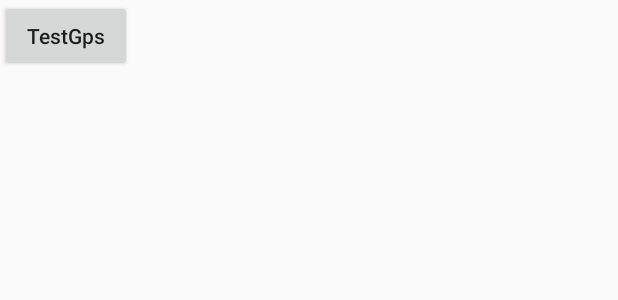
After one commit to HomerChenX1/RunningTrial, an Android app: the layout activity_test_subsys.xml on its own in the app's theme, with its tools: preview values and no code run, on a phone screen of 412 x 824 dp. The commit adds this screen. Shown: the top 300 px of the screen. Run offline under Robolectric (Android 15) with nearby library versions, the phone set to English and light mode, and no system bars.

Commit message:
add Gps test

```diff
--- a/app/src/main/AndroidManifest.xml
+++ b/app/src/main/AndroidManifest.xml
@@ -16,7 +16,8 @@
         android:roundIcon="@mipmap/ic_launcher_round"
         android:supportsRtl="true"
         android:theme="@style/AppTheme">
-        <activity android:name=".subsys.TestTtsActivity"></activity>
+        <activity android:name=".subsys.TestSubsysActivity"></activity>
+        <activity android:name=".subsys.TestTtsActivity" />
         <activity android:name=".subsys.TestServicesActivity" />
 
         <service
--- a/app/src/main/java/com/example/runningtrial/MainActivity.java
+++ b/app/src/main/java/com/example/runningtrial/MainActivity.java
@@ -21,6 +21,7 @@ import com.example.runningtrial.UI.TestViewDragHelperActivity;
 import com.example.runningtrial.base.DataWarehouse;
 import com.example.runningtrial.subsys.TestNotificationActivity;
 import com.example.runningtrial.subsys.TestServicesActivity;
+import com.example.runningtrial.subsys.TestSubsysActivity;
 import com.example.runningtrial.subsys.TestTtsActivity;
 
 /**
@@ -227,6 +228,7 @@ public class MainActivity extends AppCompatActivity {
         setupButton(R.id.btnTestNotication, "btnTestNotication", TestNotificationActivity.class);
         setupButton(R.id.btnTestServiceBind, "btnTestServiceBind", TestServicesActivity.class);
         setupButton(R.id.btnTestTtsAll, "btnTestTtsAll", TestTtsActivity.class);
+        setupButton(R.id.btnTestSubsys, "btnTestSubsys", TestSubsysActivity.class);
     }
 
     CompoundButton.OnCheckedChangeListener swListenser = new CompoundButton.OnCheckedChangeListener() {
--- a/app/src/main/java/com/example/runningtrial/subsys/TestNotificationActivity.java
+++ b/app/src/main/java/com/example/runningtrial/subsys/TestNotificationActivity.java
@@ -1,5 +1,4 @@
 package com.example.runningtrial.subsys;
-
 
 import android.app.Notification;
 import android.app.NotificationChannel;
@@ -86,9 +85,12 @@ class NotificationBase {
 
         builder.setContentTitle(title).setContentText(content).setContentInfo("ContentInfo")
                 .setSmallIcon(iconId)
+                .setTicker("content")
+                // .setOngoing(true)
                 // .setLargeIcon(largeIcon)
                 .setWhen(System.currentTimeMillis())
-                .setPriority(NotificationCompat.PRIORITY_DEFAULT)
+                // .setPriority(NotificationCompat.PRIORITY_DEFAULT)
+                .setPriority(NotificationCompat.PRIORITY_HIGH)
                 .setAutoCancel(true);
         return this;
     }
--- a/app/src/main/java/com/example/runningtrial/subsys/TestServices.java
+++ b/app/src/main/java/com/example/runningtrial/subsys/TestServices.java
@@ -18,6 +18,9 @@ import com.google.firebase.database.ValueEventListener;
 
 import java.util.ArrayList;
 
+/**
+ *  need rewrite to BindService -> StartService -> StartForegroundService
+ */
 public class TestServices extends Service {
     String TAG = getClass().getSimpleName();
     private PowerManager.WakeLock wakeLock;
--- /dev/null
+++ b/app/src/main/res/layout/activity_test_subsys.xml
@@ -0,0 +1,23 @@
+<?xml version="1.0" encoding="utf-8"?>
+<LinearLayout xmlns:android="http://schemas.android.com/apk/res/android"
+    xmlns:app="http://schemas.android.com/apk/res-auto"
+    xmlns:tools="http://schemas.android.com/tools"
+    android:layout_width="match_parent"
+    android:layout_height="match_parent"
+    android:orientation="vertical"
+    tools:context=".subsys.TestSubsysActivity">
+
+    <LinearLayout
+        android:layout_width="match_parent"
+        android:layout_height="match_parent"
+        android:orientation="horizontal">
+
+        <Button
+            android:id="@+id/btnTestGps"
+            android:layout_width="wrap_content"
+            android:layout_height="wrap_content"
+            android:textAllCaps="false"
+            android:text="TestGps" />
+
+    </LinearLayout>
+</LinearLayout>
```
Also changed, not shown: app/src/main/java/com/example/runningtrial/base/DesignBase.java (added, +108 -0 lines), app/src/main/java/com/example/runningtrial/subsys/GpsBase.java (added, +7 -0 lines), app/src/main/java/com/example/runningtrial/subsys/TestSubsysActivity.java (added, +34 -0 lines), app/src/main/res/layout/activity_main.xml (+7 -0 lines), app/src/main/res/values/dimens.xml (+34 -0 lines).
